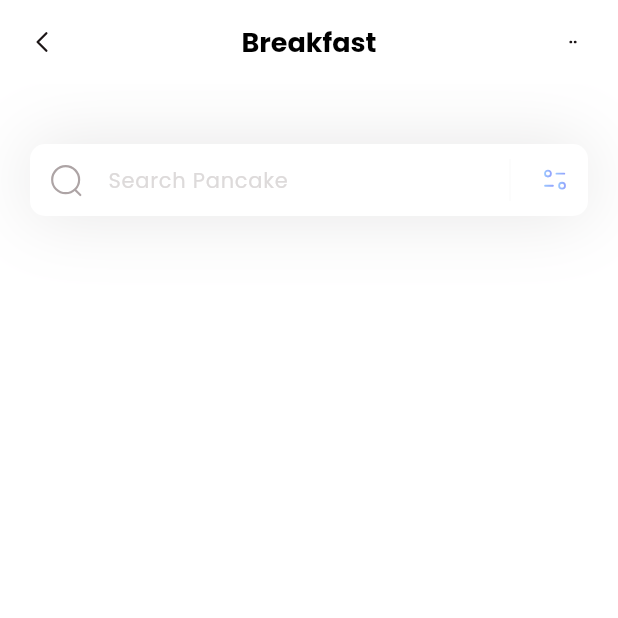
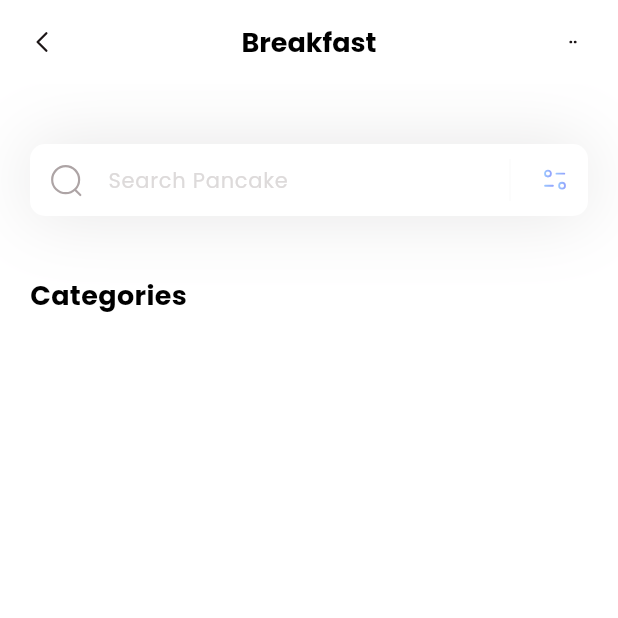
Before and after one commit to Albertomomu/fitness, a Flutter app: the HomePage screen opened directly, on a phone screen of 412 x 824 dp, the top half of it. Run offline on Flutter 3.47's test engine with Material 3 defaults, Android fonts, the phone set to English and light mode, and no system bars; our stand-ins replace flutter_svg; statements that could not run were skipped.

Commit message:
feat: adding categories title

```diff
--- a/lib/pages/home.dart
+++ b/lib/pages/home.dart
@@ -10,8 +10,24 @@ class HomePage extends StatelessWidget {
       appBar: appBar(),
       backgroundColor: Colors.white,
       body: Column(
+        crossAxisAlignment: CrossAxisAlignment.start,
         children: [
           _searchField(),
+          SizedBox(height: 40),
+          Column(
+            children: [
+              Padding(
+                padding: EdgeInsets.only(left: 20),
+                child: Text('Categories',
+                  style: TextStyle(
+                    color: Colors.black,
+                    fontSize: 18,
+                    fontWeight: FontWeight.bold
+                  ),
+                ),
+              )
+            ],
+          ),
         ]
       )
     );
```
